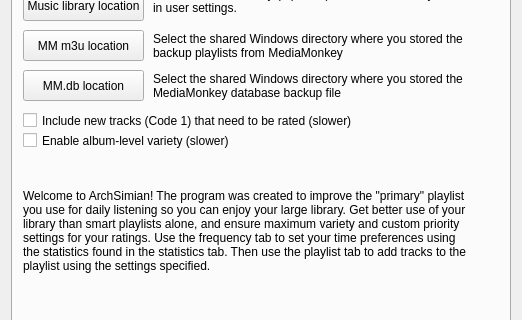
This is archsimian.ui in Harpo3/archsimian as Qt 5 draws it before an edit; both pictures show x 0 to 522 and y 86 to 406 of the 522 by 663 pixel window. The edited form follows.
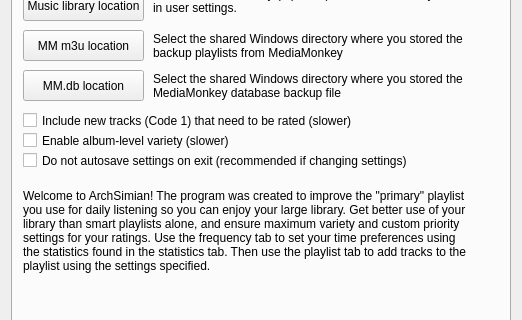
This is the edited form. Icons and pictures are not drawn.

Commit message: Added user variable to control autosave settings on exit.

Diff of the .ui file:
```diff
--- a/archsimian.ui
+++ b/archsimian.ui
@@ -644,6 +644,19 @@
          <string>Enable album-level variety (slower)</string>
         </property>
        </widget>
+       <widget class="QCheckBox" name="autosavecheckBox">
+        <property name="geometry">
+         <rect>
+          <x>10</x>
+          <y>180</y>
+          <width>441</width>
+          <height>21</height>
+         </rect>
+        </property>
+        <property name="text">
+         <string>Do not autosave settings on exit (recommended if changing settings)</string>
+        </property>
+       </widget>
       </widget>
       <widget class="QWidget" name="statisticsTab">
        <attribute name="title">
```
The commit also changes 2 other files.
